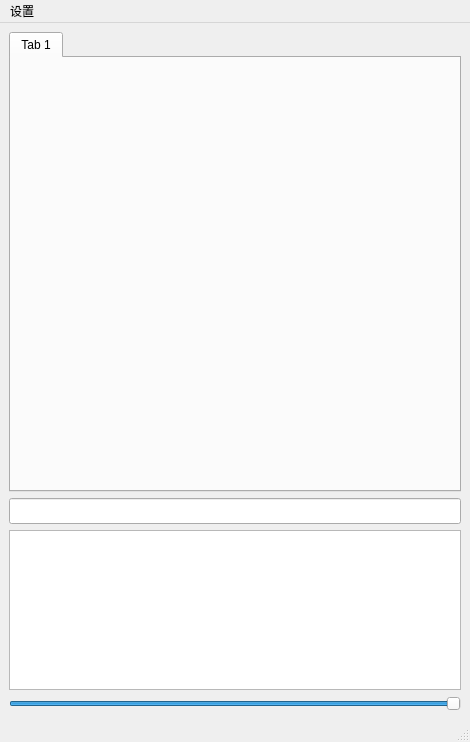
Above: src/mainwindow.ui from CTH-29/commander before the change. Below: the same form after it.
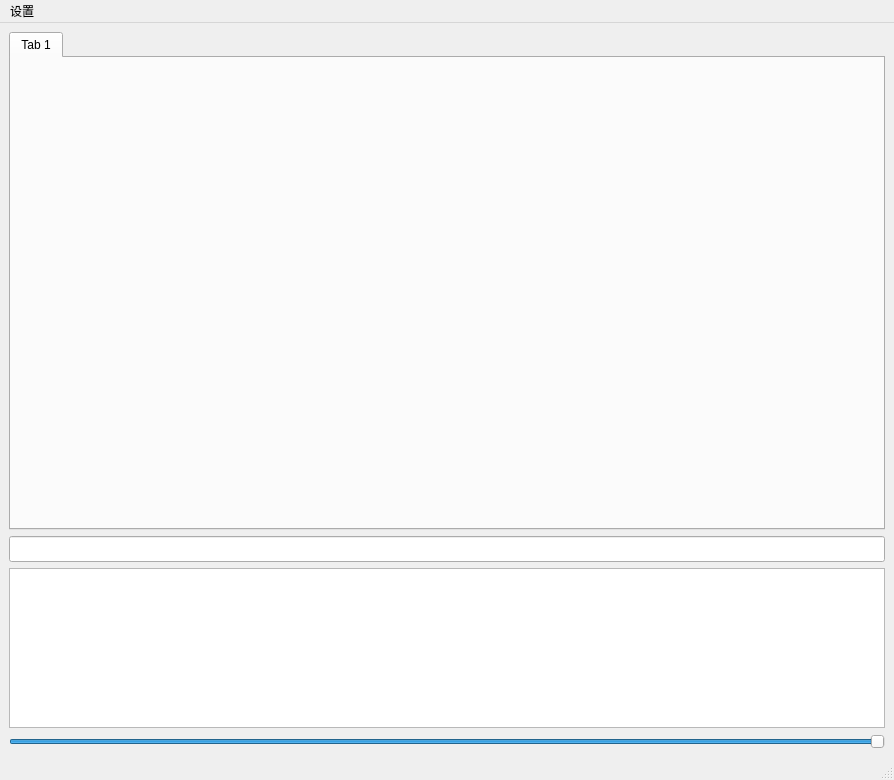
That is the form after the change.

The edit to the form file:
```diff
--- a/src/mainwindow.ui
+++ b/src/mainwindow.ui
@@ -6,8 +6,8 @@
    <rect>
     <x>0</x>
     <y>0</y>
-    <width>470</width>
-    <height>742</height>
+    <width>894</width>
+    <height>780</height>
    </rect>
   </property>
   <property name="windowTitle">
@@ -94,7 +94,7 @@
     <rect>
      <x>0</x>
      <y>0</y>
-     <width>470</width>
+     <width>894</width>
      <height>26</height>
     </rect>
    </property>
```
Left out of the diff: 2 changed lines with no effect on the pictures.
